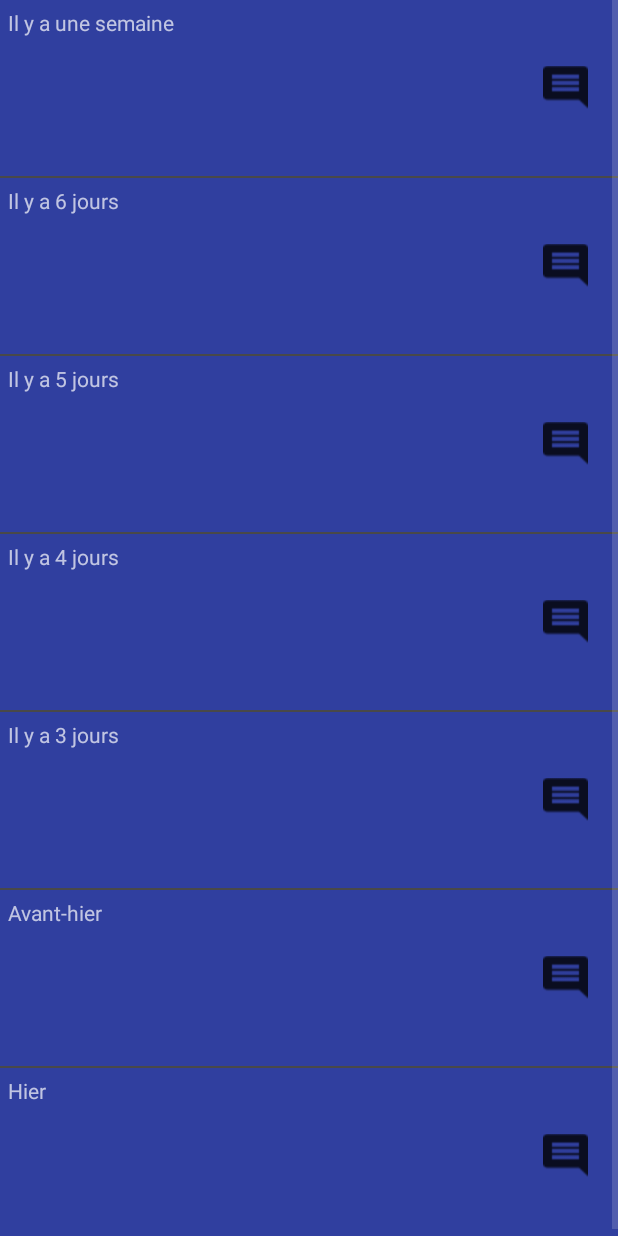
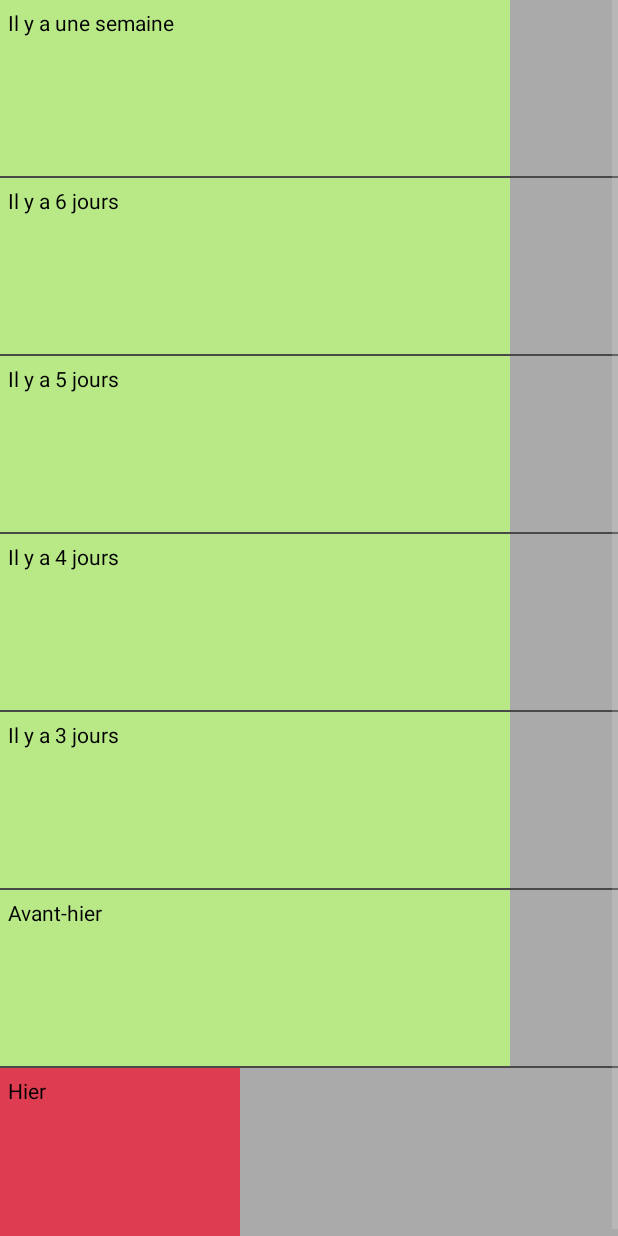
Before and after one commit to sylvain841989/MoodTracker2, an Android app: the screen it shows after launch (HistoryActivity), after a tap on an icon or button, on a phone screen of 412 x 824 dp. Run offline under Robolectric (Android 15) with nearby library versions, the phone set to English and light mode, and no system bars.

Commit message:
standard version finish

```diff
--- a/app/src/main/java/conraud/sylvain/moodtracker2/HistoryActivity.java
+++ b/app/src/main/java/conraud/sylvain/moodtracker2/HistoryActivity.java
@@ -5,14 +5,19 @@ import android.support.v7.app.AppCompatActivity;
 import android.os.Bundle;
 import android.view.View;
 import android.view.ViewGroup;
+import android.widget.AdapterView;
 import android.widget.BaseAdapter;
+import android.widget.ImageView;
 import android.widget.ListView;
 import android.widget.RelativeLayout;
 import android.widget.TextView;
+import android.widget.Toast;
 
 
 public class HistoryActivity extends AppCompatActivity {
+    Mood moodArray[] = Save.moodArray;
     String[] pastTime = new String[]{"Il y a une semaine","Il y a 6 jours","Il y a 5 jours","Il y a 4 jours","Il y a 3 jours","Avant-hier","Hier"};
+
     @Override
     protected void onCreate(Bundle savedInstanceState) {
         super.onCreate(savedInstanceState);
@@ -22,7 +27,6 @@ public class HistoryActivity extends AppCompatActivity {
         listView.setEnabled(false);
         CustomAdapter customAdapter = new CustomAdapter();
         listView.setAdapter(customAdapter);
-
 
 
 
@@ -46,14 +50,34 @@ public class HistoryActivity extends AppCompatActivity {
         }
 
         @Override
-        public View getView(int position, View convertView, ViewGroup parent) {
+        public View getView(final int position, View convertView, ViewGroup parent) {
             convertView = getLayoutInflater().inflate(R.layout.line_history,null);
+            int[] colors = getResources().getIntArray(R.array.colorsArray);
+
 
             RelativeLayout relativeLayout = convertView.findViewById(R.id.line_history_relative_layout);
             TextView textView = convertView.findViewById(R.id.line_history_text_view);
+            ImageView imageView = convertView.findViewById(R.id.line_history_image_view);
+
+            relativeLayout.setBackgroundColor(colors[moodArray[position].mood]);
+            if(moodArray[position].comment == null)
+                imageView.setVisibility(View.INVISIBLE);
 
             int height = parent.getMeasuredHeight();
-            relativeLayout.setMinimumHeight(height/7);
+            int width = (parent.getMeasuredWidth())/100;
+            RelativeLayout.LayoutParams layoutParams;
+
+            layoutParams = (RelativeLayout.LayoutParams) relativeLayout.getLayoutParams();
+            layoutParams.width = ((moodArray[position].mood*15)+40)*width;
+            layoutParams.height=height/7;
+            relativeLayout.setLayoutParams(layoutParams);
+
+            imageView.setOnClickListener(new View.OnClickListener() {
+                @Override
+                public void onClick(View v) {
+                    Toast.makeText(HistoryActivity.this, moodArray[position].comment,Toast.LENGTH_SHORT).show();
+                }
+            });
 
             textView.setText(pastTime[position]);
             return convertView;
--- a/app/src/main/java/conraud/sylvain/moodtracker2/MainActivity.java
+++ b/app/src/main/java/conraud/sylvain/moodtracker2/MainActivity.java
@@ -12,6 +12,10 @@ public class MainActivity extends AppCompatActivity {
         super.onCreate(savedInstanceState);
         setContentView(R.layout.activity_main);
         Save.preferences = getSharedPreferences("PREF",MODE_PRIVATE);
+        Save.loadHistory(this);
+
+        //if new date
+        Save.addMood();
 
 
         this.configureViewPager();
--- a/app/src/main/java/conraud/sylvain/moodtracker2/Mood.java
+++ b/app/src/main/java/conraud/sylvain/moodtracker2/Mood.java
@@ -1,6 +1,11 @@
 package conraud.sylvain.moodtracker2;
 
 public class Mood {
+    public Mood(String comment, int mood) {
+        this.comment = comment;
+        this.mood = mood;
+    }
+
     String comment;
     int mood = 3;
 }
--- a/app/src/main/java/conraud/sylvain/moodtracker2/Save.java
+++ b/app/src/main/java/conraud/sylvain/moodtracker2/Save.java
@@ -8,13 +8,16 @@ public abstract class Save extends AppCompatActivity {
 
     static String KEY_SAVE_POSITION = "keySavePosition";
     static String KEY_SAVE_COMMENT = "keySaveComment";
-
+    static Mood moodArray[] = new Mood[7];
 
     static SharedPreferences preferences;
     static String mCurrentComment;
+    static int mCurrentMood;
+
     static void savePosition (int position){
 
        preferences.edit().putInt(KEY_SAVE_POSITION,position).apply();
+       mCurrentMood = position;
     }
 
     static int getPosition(Context context){
@@ -31,8 +34,36 @@ public abstract class Save extends AppCompatActivity {
         mCurrentComment = comment;
     }
 
+    static void loadHistory(Context context){
+        for(int i = 0 ; i<moodArray.length ; i++){
 
+            String comment = context.getSharedPreferences("PREF", MODE_PRIVATE).getString("commentHistory"+i,null);
+            int mood = context.getSharedPreferences("PREF",MODE_PRIVATE).getInt("moodHistory"+i,3);
+            moodArray[i]= new Mood(comment,mood);
+        }
 
+    }
+
+    static void saveHistory(){
+        for (int i = 0; i<moodArray.length ; i++){
+            preferences.edit().putString("commentHistory"+i, moodArray[i].comment).apply();
+            preferences.edit().putInt("moodHistory"+i, moodArray[i].mood).apply();
+
+        }
+    }
+
+    static void addMood(){
+        moodArray[0] = null;
+        for (int i = 0 ; i<moodArray.length -1 ; i++){
+            moodArray[i] = moodArray[i+1];
+        }
+        preferences.edit().putString("commentHistory6",null).apply();
+        moodArray[6] = new Mood(mCurrentComment, mCurrentMood);
+        mCurrentComment = null;
+        saveHistory();
+        preferences.edit().putInt(KEY_SAVE_POSITION,3).apply();
+
+    }
 
 
 }
--- a/app/src/main/res/layout/line_history.xml
+++ b/app/src/main/res/layout/line_history.xml
@@ -2,11 +2,18 @@
 
 
 <RelativeLayout
-    android:id="@+id/line_history_relative_layout"
     android:layout_width="match_parent"
     android:layout_height="match_parent"
     xmlns:android="http://schemas.android.com/apk/res/android"
-    android:background="@color/colorPrimaryDark">
+    android:background="@android:color/darker_gray">
+
+    <RelativeLayout
+        android:id="@+id/line_history_relative_layout"
+
+        android:layout_width="0dp"
+        android:layout_height="match_parent">
+
+
 
         <TextView
             android:id="@+id/line_history_text_view"
@@ -14,6 +21,7 @@
             android:layout_height="wrap_content"
             android:text="text"
             android:layout_margin="5dp"
+            android:textColor="@android:color/black"
             />
         <ImageView
             android:id="@+id/line_history_image_view"
@@ -23,5 +31,5 @@
             android:layout_alignParentRight="true"
             android:src="@drawable/ic_comment_black_48px"
             android:layout_margin="20dp"/>
-
     </RelativeLayout>
+    </RelativeLayout>
```
